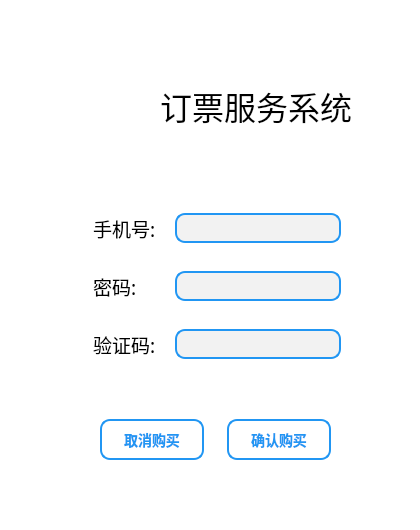
The window that QT/buy.ui (psk0404/Flight-Booking-System) describes before a commit, drawn with Qt 5.
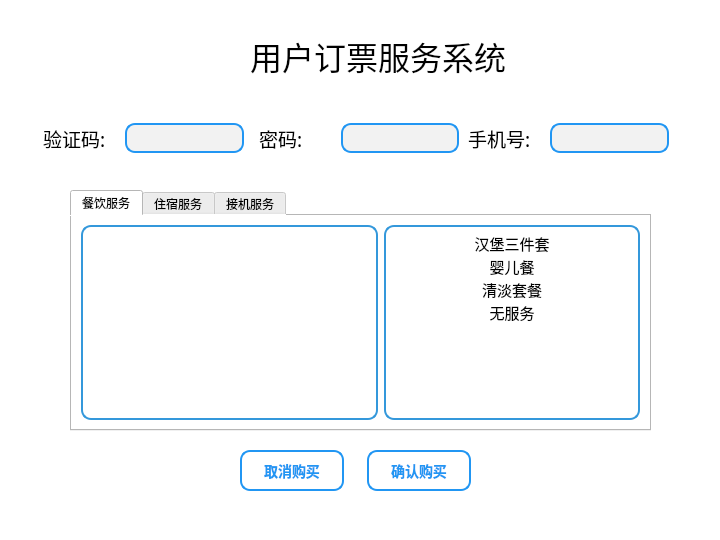
The same window after the commit. Icons and pictures are not drawn.

```diff
--- a/QT/buy.ui
+++ b/QT/buy.ui
@@ -6,8 +6,8 @@
    <rect>
     <x>0</x>
     <y>0</y>
-    <width>420</width>
-    <height>530</height>
+    <width>720</width>
+    <height>540</height>
    </rect>
   </property>
   <property name="windowTitle">
@@ -21,9 +21,9 @@
    <widget class="QLabel" name="label">
     <property name="geometry">
      <rect>
-      <x>160</x>
-      <y>80</y>
-      <width>191</width>
+      <x>250</x>
+      <y>30</y>
+      <width>281</width>
       <height>51</height>
      </rect>
     </property>
@@ -34,14 +34,14 @@
      </font>
     </property>
     <property name="text">
-     <string>订票服务系统</string>
+     <string>用户订票服务系统</string>
     </property>
    </widget>
    <widget class="QLabel" name="label_3">
     <property name="geometry">
      <rect>
-      <x>50</x>
-      <y>70</y>
+      <x>100</x>
+      <y>20</y>
       <width>91</width>
       <height>81</height>
      </rect>
@@ -56,18 +56,18 @@
      <bool>true</bool>
     </property>
    </widget>
-   <widget class="QWidget" name="">
+   <widget class="QWidget" name="layoutWidget">
     <property name="geometry">
      <rect>
-      <x>90</x>
-      <y>191</y>
-      <width>251</width>
-      <height>191</height>
+      <x>40</x>
+      <y>120</y>
+      <width>629</width>
+      <height>36</height>
      </rect>
     </property>
-    <layout class="QVBoxLayout" name="verticalLayout">
+    <layout class="QHBoxLayout" name="horizontalLayout_5">
      <item>
-      <layout class="QHBoxLayout" name="horizontalLayout" stretch="0,0">
+      <layout class="QHBoxLayout" name="horizontalLayout_2">
        <property name="spacing">
         <number>19</number>
        </property>
@@ -84,7 +84,7 @@
         <number>0</number>
        </property>
        <item>
-        <widget class="QLabel" name="label_2">
+        <widget class="QLabel" name="label_4">
          <property name="font">
           <font>
            <family>华文仿宋</family>
@@ -92,12 +92,12 @@
           </font>
          </property>
          <property name="text">
-          <string>手机号:</string>
+          <string>验证码:</string>
          </property>
         </widget>
        </item>
        <item>
-        <widget class="QLineEdit" name="lineEdit">
+        <widget class="QLineEdit" name="lineEdit_2">
          <property name="styleSheet">
           <string notr="true">QLineEdit {
         border: 2px solid #2196F3;
@@ -116,7 +116,7 @@
         <number>38</number>
        </property>
        <property name="leftMargin">
-        <number>3</number>
+        <number>9</number>
        </property>
        <property name="topMargin">
         <number>0</number>
@@ -155,7 +155,7 @@
       </layout>
      </item>
      <item>
-      <layout class="QHBoxLayout" name="horizontalLayout_2">
+      <layout class="QHBoxLayout" name="horizontalLayout" stretch="0,0">
        <property name="spacing">
         <number>19</number>
        </property>
@@ -172,7 +172,7 @@
         <number>0</number>
        </property>
        <item>
-        <widget class="QLabel" name="label_4">
+        <widget class="QLabel" name="label_2">
          <property name="font">
           <font>
            <family>华文仿宋</family>
@@ -180,12 +180,12 @@
           </font>
          </property>
          <property name="text">
-          <string>验证码:</string>
+          <string>手机号:</string>
          </property>
         </widget>
        </item>
        <item>
-        <widget class="QLineEdit" name="lineEdit_2">
+        <widget class="QLineEdit" name="lineEdit">
          <property name="styleSheet">
           <string notr="true">QLineEdit {
         border: 2px solid #2196F3;
@@ -200,11 +200,11 @@
      </item>
     </layout>
    </widget>
-   <widget class="QWidget" name="">
+   <widget class="QWidget" name="layoutWidget">
     <property name="geometry">
      <rect>
-      <x>100</x>
-      <y>419</y>
+      <x>240</x>
+      <y>450</y>
       <width>231</width>
       <height>41</height>
      </rect>
@@ -281,6 +281,246 @@
      </item>
     </layout>
    </widget>
+   <widget class="QTabWidget" name="tabWidget">
+    <property name="geometry">
+     <rect>
+      <x>70</x>
+      <y>190</y>
+      <width>581</width>
+      <height>241</height>
+     </rect>
+    </property>
+    <property name="styleSheet">
+     <string notr="true"/>
+    </property>
+    <property name="currentIndex">
+     <number>0</number>
+    </property>
+    <widget class="QWidget" name="tab">
+     <attribute name="title">
+      <string>餐饮服务</string>
+     </attribute>
+     <layout class="QHBoxLayout" name="horizontalLayout_6">
+      <item>
+       <widget class="QLabel" name="label_6">
+        <property name="sizePolicy">
+         <sizepolicy hsizetype="Expanding" vsizetype="Preferred">
+          <horstretch>0</horstretch>
+          <verstretch>0</verstretch>
+         </sizepolicy>
+        </property>
+        <property name="styleSheet">
+         <string notr="true">
+QLabel {
+    border: 2px solid #3498db;           /* 设置边框颜色和宽度 */
+    border-radius: 10px;                 /* 设置圆角 */
+    
+    padding: 10px;                       /* 设置内边距 */
+    font-size: 14px;                     /* 设置字体大小 */
+    font-family: Arial, sans-serif;      /* 设置字体 */
+    color: #333;                         /* 设置字体颜色 */
+}
+</string>
+        </property>
+        <property name="text">
+         <string/>
+        </property>
+       </widget>
+      </item>
+      <item>
+       <widget class="QListWidget" name="listWidget">
+        <property name="sizePolicy">
+         <sizepolicy hsizetype="Fixed" vsizetype="Expanding">
+          <horstretch>0</horstretch>
+          <verstretch>0</verstretch>
+         </sizepolicy>
+        </property>
+        <property name="styleSheet">
+         <string notr="true">QListWidget {
+    border: 2px solid #3498db;           /* 设置边框颜色和宽度 */
+    border-radius: 10px;                 /* 设置圆角 */
+   
+    padding: 5px;                        /* 设置内边距 */
+}
+
+</string>
+        </property>
+        <item>
+         <property name="text">
+          <string>汉堡三件套</string>
+         </property>
+         <property name="font">
+          <font>
+           <family>华文中宋</family>
+           <pointsize>11</pointsize>
+          </font>
+         </property>
+         <property name="textAlignment">
+          <set>AlignCenter</set>
+         </property>
+         <property name="foreground">
+          <brush brushstyle="Dense2Pattern">
+           <color alpha="255">
+            <red>0</red>
+            <green>0</green>
+            <blue>0</blue>
+           </color>
+          </brush>
+         </property>
+        </item>
+        <item>
+         <property name="text">
+          <string>婴儿餐</string>
+         </property>
+         <property name="font">
+          <font>
+           <family>华文中宋</family>
+           <pointsize>11</pointsize>
+          </font>
+         </property>
+         <property name="textAlignment">
+          <set>AlignCenter</set>
+         </property>
+        </item>
+        <item>
+         <property name="text">
+          <string>清淡套餐</string>
+         </property>
+         <property name="font">
+          <font>
+           <family>华文中宋</family>
+           <pointsize>11</pointsize>
+          </font>
+         </property>
+         <property name="textAlignment">
+          <set>AlignCenter</set>
+         </property>
+        </item>
+        <item>
+         <property name="text">
+          <string>无服务</string>
+         </property>
+         <property name="font">
+          <font>
+           <family>华文中宋</family>
+           <pointsize>11</pointsize>
+          </font>
+         </property>
+         <property name="textAlignment">
+          <set>AlignCenter</set>
+         </property>
+        </item>
+       </widget>
+      </item>
+     </layout>
+    </widget>
+    <widget class="QWidget" name="tab_3">
+     <attribute name="title">
+      <string>住宿服务</string>
+     </attribute>
+     <layout class="QHBoxLayout" name="horizontalLayout_7">
+      <item>
+       <widget class="QLabel" name="label_7">
+        <property name="sizePolicy">
+         <sizepolicy hsizetype="Expanding" vsizetype="Preferred">
+          <horstretch>0</horstretch>
+          <verstretch>0</verstretch>
+         </sizepolicy>
+        </property>
+        <property name="styleSheet">
+         <string notr="true">
+QLabel {
+    border: 2px solid #3498db;           /* 设置边框颜色和宽度 */
+    border-radius: 10px;                 /* 设置圆角 */
+    
+    padding: 10px;                       /* 设置内边距 */
+    font-size: 14px;                     /* 设置字体大小 */
+    font-family: Arial, sans-serif;      /* 设置字体 */
+    color: #333;                         /* 设置字体颜色 */
+}
+</string>
+        </property>
+        <property name="text">
+         <string/>
+        </property>
+       </widget>
+      </item>
+      <item>
+       <widget class="QListWidget" name="listWidget_2">
+        <property name="sizePolicy">
+         <sizepolicy hsizetype="Fixed" vsizetype="Expanding">
+          <horstretch>0</horstretch>
+          <verstretch>0</verstretch>
+         </sizepolicy>
+        </property>
+        <property name="styleSheet">
+         <string notr="true">QListWidget {
+    border: 2px solid #3498db;           /* 设置边框颜色和宽度 */
+    border-radius: 10px;                 /* 设置圆角 */
+   
+    padding: 5px;                        /* 设置内边距 */
+}
+
+</string>
+        </property>
+       </widget>
+      </item>
+     </layout>
+    </widget>
+    <widget class="QWidget" name="tab_2">
+     <attribute name="title">
+      <string>接机服务</string>
+     </attribute>
+     <layout class="QHBoxLayout" name="horizontalLayout_8">
+      <item>
+       <widget class="QLabel" name="label_8">
+        <property name="sizePolicy">
+         <sizepolicy hsizetype="Expanding" vsizetype="Preferred">
+          <horstretch>0</horstretch>
+          <verstretch>0</verstretch>
+         </sizepolicy>
+        </property>
+        <property name="styleSheet">
+         <string notr="true">
+QLabel {
+    border: 2px solid #3498db;           /* 设置边框颜色和宽度 */
+    border-radius: 10px;                 /* 设置圆角 */
+    
+    padding: 10px;                       /* 设置内边距 */
+    font-size: 14px;                     /* 设置字体大小 */
+    font-family: Arial, sans-serif;      /* 设置字体 */
+    color: #333;                         /* 设置字体颜色 */
+}
+</string>
+        </property>
+        <property name="text">
+         <string/>
+        </property>
+       </widget>
+      </item>
+      <item>
+       <widget class="QListWidget" name="listWidget_3">
+        <property name="sizePolicy">
+         <sizepolicy hsizetype="Fixed" vsizetype="Expanding">
+          <horstretch>0</horstretch>
+          <verstretch>0</verstretch>
+         </sizepolicy>
+        </property>
+        <property name="styleSheet">
+         <string notr="true">QListWidget {
+    border: 2px solid #3498db;           /* 设置边框颜色和宽度 */
+    border-radius: 10px;                 /* 设置圆角 */
+   
+    padding: 5px;                        /* 设置内边距 */
+}
+
+</string>
+        </property>
+       </widget>
+      </item>
+     </layout>
+    </widget>
+   </widget>
   </widget>
  </widget>
  <resources/>
```
